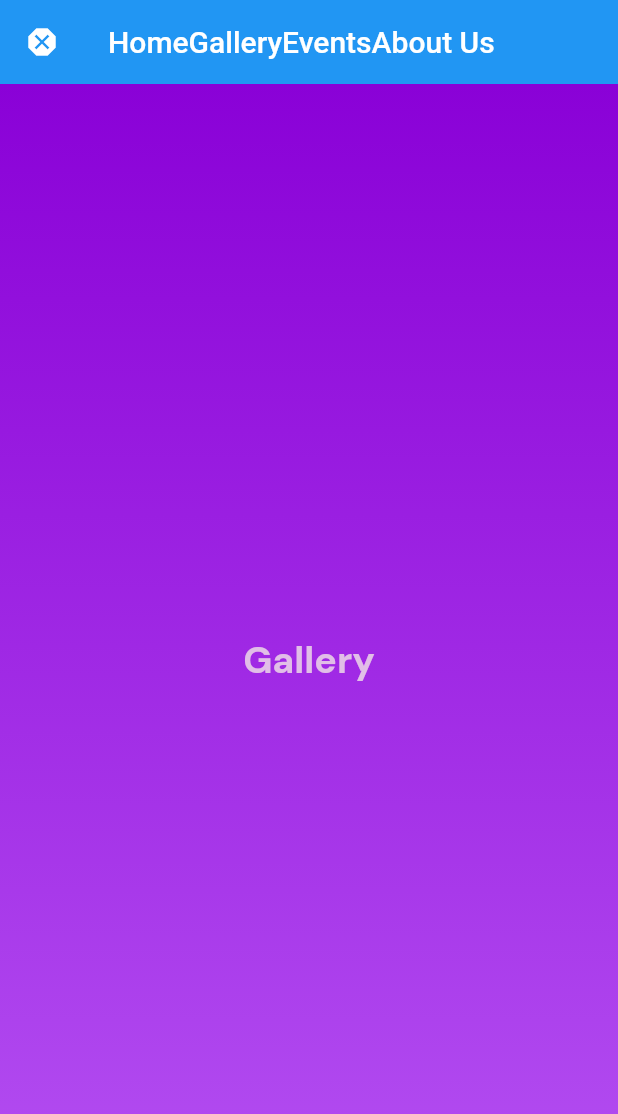
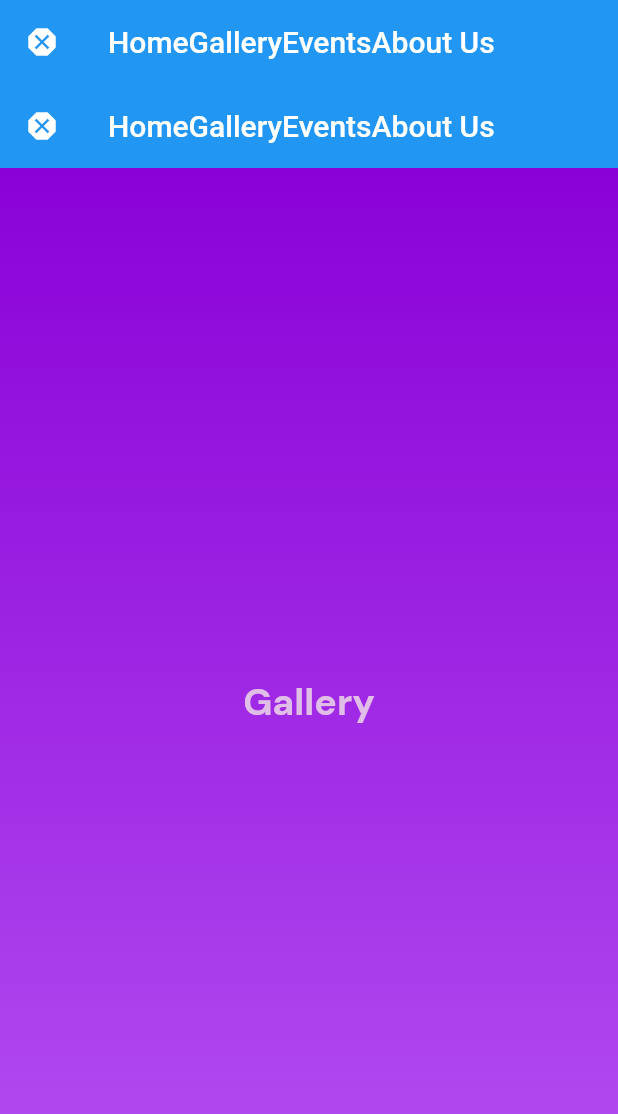
Before and after one commit to IIITG-Open-Source/Dance-Club, a Flutter app: the screen it shows after launch, scrolled down 576 dp, after a tap on "Home", on a phone screen of 412 x 824 dp. Shown: the top 1114 px of the screen. Run offline on Flutter 3.47's test engine with Material 2 defaults, Android fonts, the phone set to English and light mode, and no system bars; our stand-ins replace google_fonts.

Commit message:
screens added

```diff
--- a/lib/Screens/HomePage.dart
+++ b/lib/Screens/HomePage.dart
@@ -14,7 +14,39 @@ class HomePage extends StatefulWidget {
 class _HomePageState extends State<HomePage> {
   @override
   Widget build(BuildContext context) {
-    return Scaffold(
+    return MaterialApp(
+      home: Scaffold(
+        appBar: AppBar(
+          title: Row(
+            children: [
+              InkWell(
+                  onTap: (){
+                    Navigator.pushNamed(context, '/FirstPage');
+                  },
+                  child: Text('Home')),
+              InkWell(
+                  onTap: (){
+                    Navigator.pushNamed(context, '/SecondPage');
+                  },
+                  child: Text('Gallery')),
+              InkWell(
+                  onTap: (){
+                    Navigator.pushNamed(context, '/ThirdPage');
+                  },
+                  child: Text('Events')),
+              InkWell(
+                  onTap: (){
+                    Navigator.pushNamed(context, '/FourthPage');
+                  },
+                  child: Text('About Us'))
+            ],
+          ),
+          elevation: 0,
+          leading: Icon(
+            Icons.dangerous,
+            color: Colors.white,
+          ),
+        ),
         body: PageView(
           scrollDirection: Axis.vertical,
           children:[
@@ -25,6 +57,7 @@ class _HomePageState extends State<HomePage> {
           ],
 
         ),
+      ),
     );
   }
 }
--- a/lib/Screens/firstpage.dart
+++ b/lib/Screens/firstpage.dart
@@ -11,7 +11,39 @@ class FirstPage extends StatefulWidget {
 class _FirstPageState extends State<FirstPage> {
   @override
   Widget build(BuildContext context) {
-    return Scaffold(
+    return MaterialApp(
+      home: Scaffold(
+        /*appBar: AppBar(
+          title: Row(
+            children: [
+              InkWell(
+                  onTap: (){
+                    Navigator.pushNamed(context, '/FirstPage');
+                  },
+                  child: Text('Home')),
+              InkWell(
+                  onTap: (){
+                    Navigator.pushNamed(context, '/SecondPage');
+                  },
+                  child: Text('Gallery')),
+              InkWell(
+                  onTap: (){
+                    Navigator.pushNamed(context, '/ThirdPage');
+                  },
+                  child: Text('Events')),
+              InkWell(
+                  onTap: (){
+                    Navigator.pushNamed(context, '/FourthPage');
+                  },
+                  child: Text('About Us'))
+            ],
+          ),
+          elevation: 0,
+          leading: Icon(
+            Icons.dangerous,
+            color: Colors.white,
+          ),
+        ),*/
         body: Container(
           decoration: BoxDecoration(
               gradient: LinearGradient(
@@ -27,6 +59,7 @@ class _FirstPageState extends State<FirstPage> {
           child: Center(child: Text("HOME",style: GoogleFonts.dmSans(color: Colors.purple[100],fontSize: 25,fontWeight: FontWeight.bold)),
           ),
         ),
+      ),
     );
   }
 }
--- a/lib/Screens/secondpage.dart
+++ b/lib/Screens/secondpage.dart
@@ -11,7 +11,39 @@ class SecondPage extends StatefulWidget {
 class _SecondPageState extends State<SecondPage> {
   @override
   Widget build(BuildContext context) {
-    return Scaffold(
+    return MaterialApp(
+      home: Scaffold(
+        appBar: AppBar(
+          title: Row(
+            children: [
+              InkWell(
+                  onTap: (){
+                    Navigator.pushNamed(context, '/FirstPage');
+                  },
+                  child: Text('Home')),
+              InkWell(
+                  onTap: (){
+                    Navigator.pushNamed(context, '/SecondPage');
+                  },
+                  child: Text('Gallery')),
+              InkWell(
+                  onTap: (){
+                    Navigator.pushNamed(context, '/ThirdPage');
+                  },
+                  child: Text('Events')),
+              InkWell(
+                  onTap: (){
+                    Navigator.pushNamed(context, '/FourthPage');
+                  },
+                  child: Text('About Us'))
+            ],
+          ),
+          elevation: 0,
+          leading: Icon(
+            Icons.dangerous,
+            color: Colors.white,
+          ),
+        ),
         body: Container(
           decoration: BoxDecoration(
               gradient: LinearGradient(
@@ -27,6 +59,7 @@ class _SecondPageState extends State<SecondPage> {
           child: Center(child: Text("Gallery",style: GoogleFonts.dmSans(color: Colors.purple[100],fontSize: 25,fontWeight: FontWeight.bold)),
           ),
         ),
+      ),
     );
   }
 }
--- a/lib/main.dart
+++ b/lib/main.dart
@@ -21,14 +21,16 @@ class _DanceWebsiteState extends State<DanceWebsite> {
   @override
   Widget build(BuildContext context) {
     return MaterialApp(
+      initialRoute: '/Home',
       routes: {
+        '/Home':(context)=> HomePage(),
         '/FirstPage': (context) => FirstPage(),
         '/SecondPage': (context) => SecondPage(),
         '/ThirdPage': (context) => ThirdPage(),
         '/FourthPage': (context) => FourthPage()
       },
       home: Scaffold(
-          appBar: AppBar(
+         /* appBar: AppBar(
             title: Row(
               children: [
                 InkWell(
@@ -58,7 +60,7 @@ class _DanceWebsiteState extends State<DanceWebsite> {
               Icons.dangerous,
               color: Colors.white,
             ),
-          ),
+          ),*/
           body: HomePage()),
       debugShowCheckedModeBanner: false,
     );
```
Also changed, not shown: lib/Screens/fourthpage.dart (+34 -1 lines), lib/Screens/thirdpage.dart (+34 -1 lines). Lines whose indentation alone changed are shown as unchanged.
